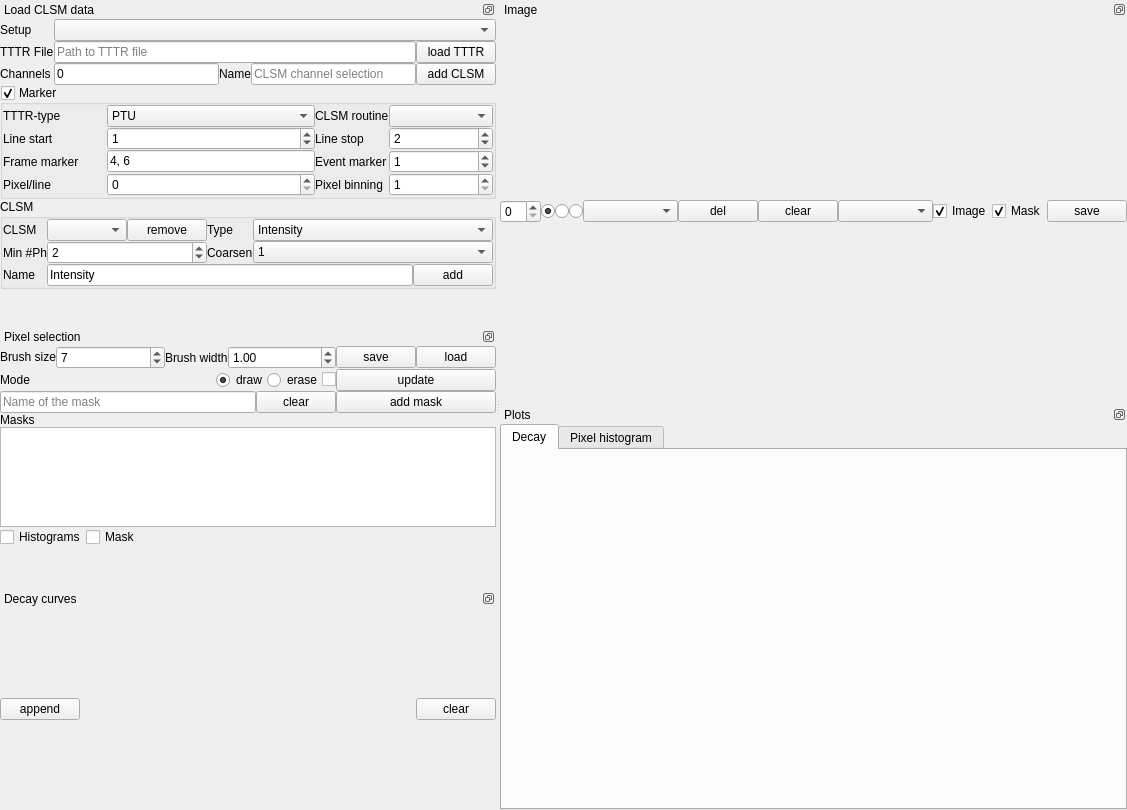
The window that chisurf/gui/tools/tttr/clsm_pixel_select/clsm_pixel_select.ui (Fluorescence-Tools/chisurf) describes before a commit, drawn with Qt 5.
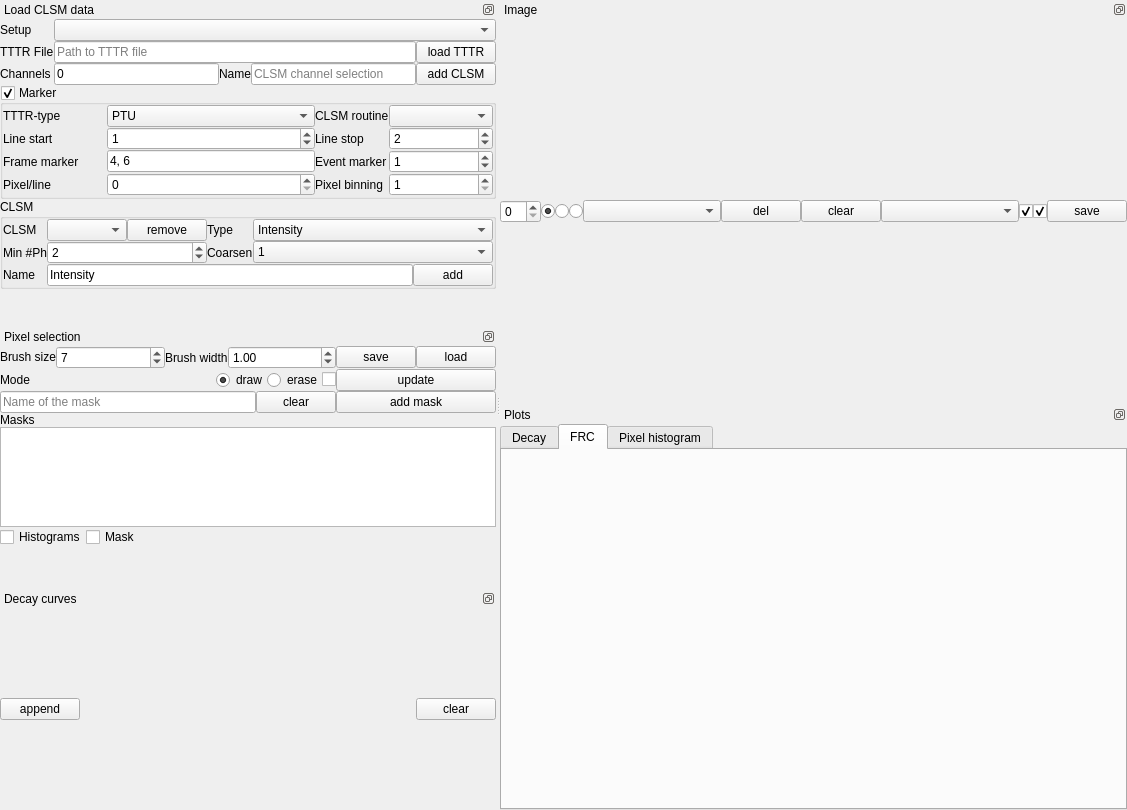
The same window after the commit.

Commit message:
Added FRC plot
Added a FRC plot

What changed in the file:
```diff
--- a/chisurf/gui/tools/tttr/clsm_pixel_select/clsm_pixel_select.ui
+++ b/chisurf/gui/tools/tttr/clsm_pixel_select/clsm_pixel_select.ui
@@ -1376,7 +1376,7 @@
                 <string>Show the image.</string>
                </property>
                <property name="text">
-                <string>Image</string>
+                <string/>
                </property>
                <property name="checked">
                 <bool>true</bool>
@@ -1395,7 +1395,7 @@
                 <string>Show the selection mask</string>
                </property>
                <property name="text">
-                <string>Mask</string>
+                <string/>
                </property>
                <property name="checked">
                 <bool>true</bool>
@@ -1441,8 +1441,8 @@
          </property>
          <property name="minimumSize">
           <size>
-           <width>106</width>
-           <height>69</height>
+           <width>157</width>
+           <height>87</height>
           </size>
          </property>
          <property name="floating">
@@ -1474,7 +1474,7 @@
            <item>
             <widget class="QTabWidget" name="tabWidget">
              <property name="currentIndex">
-              <number>0</number>
+              <number>1</number>
              </property>
              <widget class="QWidget" name="tab">
               <attribute name="title">
@@ -1502,6 +1502,16 @@
                </item>
               </layout>
              </widget>
+             <widget class="QWidget" name="tab_3">
+              <attribute name="title">
+               <string>FRC</string>
+              </attribute>
+              <layout class="QVBoxLayout" name="verticalLayout_16">
+               <item>
+                <layout class="QVBoxLayout" name="verticalLayout_15"/>
+               </item>
+              </layout>
+             </widget>
              <widget class="QWidget" name="tab_2">
               <attribute name="title">
                <string>Pixel histogram</string>
```
The commit also changes 1 other file.
